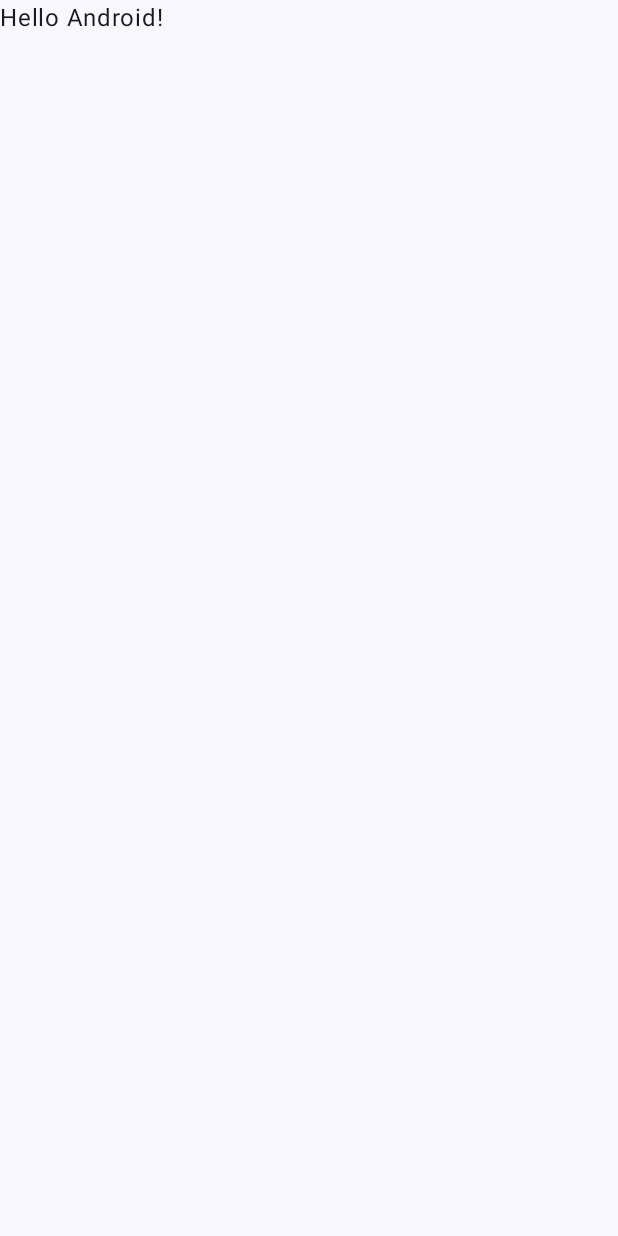
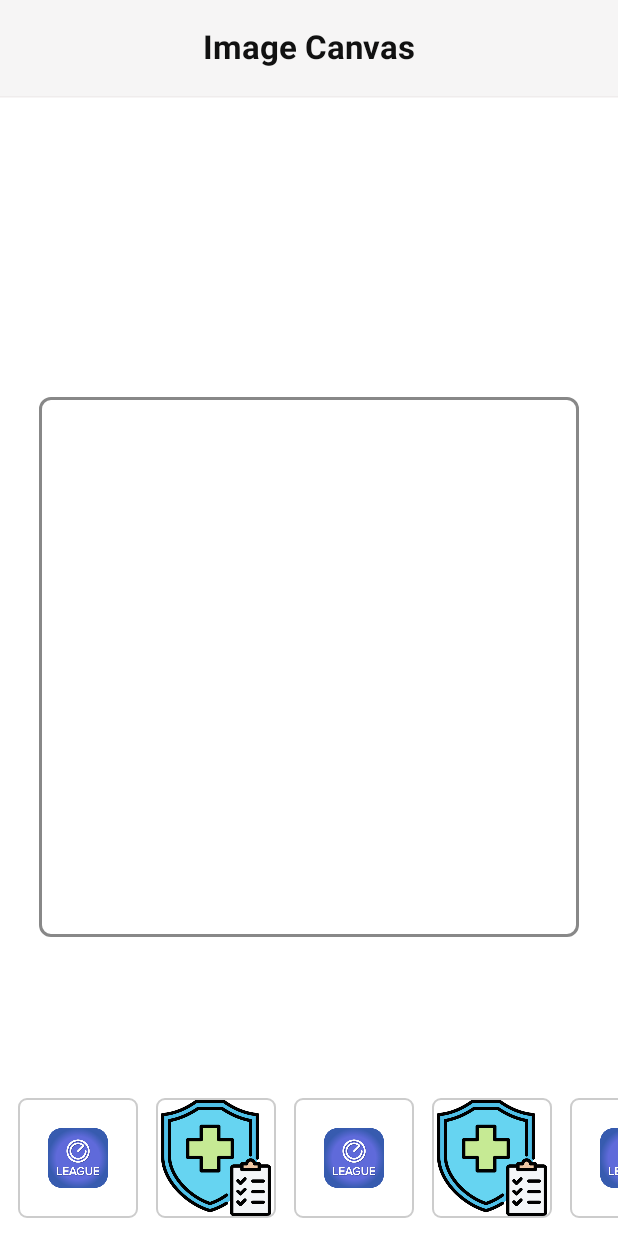
Before and after one commit to goyalish/ImageCanvasWithDragDrop, an Android app built with Jetpack Compose: the screen it shows after launch (MainActivity), on a phone screen of 412 x 824 dp. Before the commit the screen is almost empty. Run offline under Robolectric (Android 15) with nearby library versions, the phone set to English and light mode, and no system bars; our stand-ins replace Dagger/Hilt's generated code; libraries missing offline, so code that uses them is left out: androidx.hilt.lifecycle.

Commit message:
Basic working app ready

```diff
--- a/app/src/main/AndroidManifest.xml
+++ b/app/src/main/AndroidManifest.xml
@@ -13,7 +13,7 @@
         android:name=".CanvasApplication"
         android:theme="@style/Theme.ImageCanvas">
         <activity
-            android:name=".MainActivity"
+            android:name=".presentation.ui.MainActivity"
             android:exported="true"
             android:label="@string/app_name"
             android:theme="@style/Theme.ImageCanvas">
--- a/app/src/main/java/com/shutterfly/imagecanvas/MainActivity.kt
+++ /dev/null
@@ -1,49 +0,0 @@
-package com.shutterfly.imagecanvas
-
-import android.os.Bundle
-import androidx.activity.ComponentActivity
-import androidx.activity.compose.setContent
-import androidx.activity.enableEdgeToEdge
-import androidx.compose.foundation.layout.fillMaxSize
-import androidx.compose.foundation.layout.padding
-import androidx.compose.material3.Scaffold
-import androidx.compose.material3.Text
-import androidx.compose.runtime.Composable
-import androidx.compose.ui.Modifier
-import androidx.compose.ui.tooling.preview.Preview
-import com.shutterfly.imagecanvas.ui.theme.ImageCanvasTheme
-import dagger.hilt.android.AndroidEntryPoint
-
-@AndroidEntryPoint
-class MainActivity : ComponentActivity() {
-    override fun onCreate(savedInstanceState: Bundle?) {
-        super.onCreate(savedInstanceState)
-        enableEdgeToEdge()
-        setContent {
-            ImageCanvasTheme {
-                Scaffold(modifier = Modifier.fillMaxSize()) { innerPadding ->
-                    Greeting(
-                        name = "Android",
-                        modifier = Modifier.padding(innerPadding)
-                    )
-                }
-            }
-        }
-    }
-}
-
-@Composable
-fun Greeting(name: String, modifier: Modifier = Modifier) {
-    Text(
-        text = "Hello $name!",
-        modifier = modifier
-    )
-}
-
-@Preview(showBackground = true)
-@Composable
-fun GreetingPreview() {
-    ImageCanvasTheme {
-        Greeting("Android")
-    }
-}
--- /dev/null
+++ b/app/src/main/java/com/shutterfly/imagecanvas/presentation/model/TempDrag.kt
@@ -0,0 +1,5 @@
+package com.shutterfly.imagecanvas.presentation.model
+
+import androidx.annotation.DrawableRes
+
+data class TempDrag(@DrawableRes val resId: Int, val x: Float, val y: Float)
--- /dev/null
+++ b/app/src/main/java/com/shutterfly/imagecanvas/presentation/ui/MainActivity.kt
@@ -0,0 +1,19 @@
+package com.shutterfly.imagecanvas.presentation.ui
+
+import android.os.Bundle
+import androidx.activity.ComponentActivity
+import androidx.activity.compose.setContent
+import androidx.activity.enableEdgeToEdge
+import com.shutterfly.imagecanvas.presentation.ui.screens.App
+import dagger.hilt.android.AndroidEntryPoint
+
+@AndroidEntryPoint
+class MainActivity : ComponentActivity() {
+    override fun onCreate(savedInstanceState: Bundle?) {
+        super.onCreate(savedInstanceState)
+        enableEdgeToEdge()
+        setContent {
+            App()
+        }
+    }
+}
--- /dev/null
+++ b/app/src/main/java/com/shutterfly/imagecanvas/presentation/ui/components/Carousel.kt
@@ -0,0 +1,91 @@
+package com.shutterfly.imagecanvas.presentation.ui.components
+
+import androidx.compose.foundation.Image
+import androidx.compose.foundation.border
+import androidx.compose.foundation.gestures.detectDragGesturesAfterLongPress
+import androidx.compose.foundation.horizontalScroll
+import androidx.compose.foundation.layout.Arrangement
+import androidx.compose.foundation.layout.Box
+import androidx.compose.foundation.layout.Row
+import androidx.compose.foundation.layout.fillMaxSize
+import androidx.compose.foundation.layout.fillMaxWidth
+import androidx.compose.foundation.layout.padding
+import androidx.compose.foundation.layout.size
+import androidx.compose.foundation.rememberScrollState
+import androidx.compose.foundation.shape.RoundedCornerShape
+import androidx.compose.runtime.Composable
+import androidx.compose.runtime.getValue
+import androidx.compose.runtime.mutableStateOf
+import androidx.compose.runtime.remember
+import androidx.compose.runtime.setValue
+import androidx.compose.ui.Modifier
+import androidx.compose.ui.geometry.Offset
+import androidx.compose.ui.graphics.Color
+import androidx.compose.ui.input.pointer.pointerInput
+import androidx.compose.ui.layout.LayoutCoordinates
+import androidx.compose.ui.layout.onGloballyPositioned
+import androidx.compose.ui.res.painterResource
+import androidx.compose.ui.unit.dp
+
+@Composable
+fun Carousel(
+    images: List<Int>,
+    onDragStart: (resId: Int, startGlobal: Offset) -> Unit,
+    onDragMove: (x: Float, y: Float) -> Unit,
+    onDragEnd: (x: Float, y: Float) -> Unit,
+    onDragCancel: () -> Unit,
+    modifier: Modifier = Modifier
+) {
+    val scroll = rememberScrollState()
+    Row(
+        modifier = modifier
+            .fillMaxWidth()
+            .horizontalScroll(scroll)
+            .padding(12.dp),
+        horizontalArrangement = Arrangement.spacedBy(12.dp)
+    ) {
+        for (image in images) {
+            // Keep track of this image’s global layout position
+            var coordinates by remember { mutableStateOf<LayoutCoordinates?>(null) }
+
+            Box(
+                modifier = modifier
+                    .size(80.dp)
+                    .onGloballyPositioned { coords -> coordinates = coords }
+                    .pointerInput(image) {
+                        detectDragGesturesAfterLongPress(
+                            onDragStart = { offset ->
+                                // Convert local offset to global using saved coordinates
+                                val globalPos: Offset = coordinates?.localToRoot(offset) ?: Offset.Zero
+                                onDragStart(image, offset)
+                                lastDragX = offset.x
+                                lastDragY = offset.y
+                            },
+                            onDrag = { pointerInputChange, _ ->
+                                val pos: Offset = pointerInputChange.position
+                                val global = coordinates?.localToRoot(pos) ?: pos
+                                lastDragX = global.x
+                                lastDragY = global.y
+                                onDragMove(global.x, global.y)
+                            },
+                            onDragEnd = {
+                                onDragEnd(lastDragX, lastDragY)
+                            },
+                            onDragCancel = { onDragCancel() }
+                        )
+                    }
+            ) {
+                Image(
+                    painter = painterResource(id = image),
+                    contentDescription = null,
+                    modifier = modifier
+                        .fillMaxSize()
+                        .border(1.dp, Color.LightGray, shape = RoundedCornerShape(6.dp))
+                )
+            }
+        }
+    }
+}
+
+private var lastDragX: Float = 0f
+private var lastDragY: Float = 0f
--- /dev/null
+++ b/app/src/main/java/com/shutterfly/imagecanvas/presentation/ui/navigation/Navigator.kt
@@ -0,0 +1,18 @@
+package com.shutterfly.imagecanvas.presentation.ui.navigation
+
+import androidx.compose.runtime.Composable
+import androidx.compose.ui.Modifier
+import androidx.navigation.compose.NavHost
+import androidx.navigation.compose.composable
+import androidx.navigation.compose.rememberNavController
+import com.shutterfly.imagecanvas.presentation.ui.screens.CanvasScreen
+
+@Composable
+fun Navigator(modifier: Modifier = Modifier) {
+    val navController = rememberNavController()
+    NavHost(navController = navController, startDestination = "canvas") {
+        composable("canvas") {
+            CanvasScreen(modifier)
+        }
+    }
+}
--- /dev/null
+++ b/app/src/main/java/com/shutterfly/imagecanvas/presentation/ui/screens/App.kt
@@ -0,0 +1,57 @@
+package com.shutterfly.imagecanvas.presentation.ui.screens
+
+import androidx.compose.foundation.layout.Box
+import androidx.compose.foundation.layout.Column
+import androidx.compose.foundation.layout.padding
+import androidx.compose.material3.CenterAlignedTopAppBar
+import androidx.compose.material3.ExperimentalMaterial3Api
+import androidx.compose.material3.HorizontalDivider
+import androidx.compose.material3.MaterialTheme
+import androidx.compose.material3.Scaffold
+import androidx.compose.material3.Text
+import androidx.compose.material3.TopAppBarDefaults
+import androidx.compose.runtime.Composable
+import androidx.compose.ui.Modifier
+import androidx.compose.ui.res.colorResource
+import androidx.compose.ui.res.dimensionResource
+import androidx.compose.ui.res.stringResource
+import androidx.compose.ui.text.font.FontWeight
+import com.shutterfly.imagecanvas.R
+import com.shutterfly.imagecanvas.presentation.ui.navigation.Navigator
+import com.shutterfly.imagecanvas.presentation.ui.theme.ImageCanvasTheme
+
+/**
+ * Composable for the main app screen.
+ */
+@OptIn(ExperimentalMaterial3Api::class)
+@Composable
+fun App(modifier: Modifier = Modifier) {
+    ImageCanvasTheme {
+        Scaffold(
+            containerColor = MaterialTheme.colorScheme.background,
+            topBar = {
+                Column {
+                    CenterAlignedTopAppBar(
+                        title = {
+                            Text(
+                                text = stringResource(R.string.app_name),
+                                style = MaterialTheme.typography.titleLarge.copy(fontWeight = FontWeight.Bold)
+                            )
+                        },
+                        colors = TopAppBarDefaults.topAppBarColors(
+                            containerColor = MaterialTheme.colorScheme.primary
+                        ),
+                    )
+                    HorizontalDivider(
+                        thickness = dimensionResource(R.dimen.x_small_1),
+                        color = MaterialTheme.colorScheme.outline
+                    )
+                }
+            }
+        ) {
+            Box(modifier = modifier.padding(it)) {
+                Navigator()
+            }
+        }
+    }
+}
--- /dev/null
+++ b/app/src/main/java/com/shutterfly/imagecanvas/presentation/ui/screens/CanvasScreen.kt
@@ -0,0 +1,131 @@
+package com.shutterfly.imagecanvas.presentation.ui.screens
+
+import androidx.compose.foundation.Image
+import androidx.compose.foundation.border
+import androidx.compose.foundation.layout.Box
+import androidx.compose.foundation.layout.fillMaxSize
+import androidx.compose.foundation.layout.offset
+import androidx.compose.foundation.layout.size
+import androidx.compose.foundation.shape.RoundedCornerShape
+import androidx.compose.material3.MaterialTheme
+import androidx.compose.material3.Surface
+import androidx.compose.runtime.Composable
+import androidx.compose.runtime.collectAsState
+import androidx.compose.runtime.getValue
+import androidx.compose.runtime.mutableStateOf
+import androidx.compose.runtime.remember
+import androidx.compose.runtime.setValue
+import androidx.compose.ui.Alignment
+import androidx.compose.ui.Modifier
+import androidx.compose.ui.draw.clipToBounds
+import androidx.compose.ui.graphics.Color
+import androidx.compose.ui.graphics.graphicsLayer
+import androidx.compose.ui.layout.onGloballyPositioned
+import androidx.compose.ui.layout.positionInRoot
+import androidx.compose.ui.platform.LocalDensity
+import androidx.compose.ui.res.painterResource
+import androidx.compose.ui.unit.IntSize
+import androidx.compose.ui.unit.dp
+import androidx.hilt.lifecycle.viewmodel.compose.hiltViewModel
+import com.shutterfly.imagecanvas.R
+import com.shutterfly.imagecanvas.presentation.ui.components.CanvasPlacedImage
+import com.shutterfly.imagecanvas.presentation.ui.components.Carousel
+import com.shutterfly.imagecanvas.presentation.viewmodel.CanvasViewModel
+
+@Composable
+fun CanvasScreen(
+    modifier: Modifier = Modifier,
+    viewModel: CanvasViewModel = hiltViewModel()
+) {
+    val canvasImages by viewModel.canvasImages.collectAsState()
+    val tempDrag by viewModel.tempDrag.collectAsState()
+
+    // sample images list (resource ids)
+    val samples = listOf(
+        R.drawable.league,
+        R.drawable.ic_launcher,
+        R.drawable.league,
+        R.drawable.ic_launcher,
+        R.drawable.league,
+        R.drawable.ic_launcher,
+        R.drawable.league,
+        R.drawable.ic_launcher
+    )
+
+    // canvas global position and size
+    var canvasLeft by remember { mutableStateOf(0) }
+    var canvasTop by remember { mutableStateOf(0) }
+    var canvasSize by remember { mutableStateOf(IntSize.Zero) }
+    var rootLeft by remember { mutableStateOf(0f) }
+    var rootTop by remember { mutableStateOf(0f) }
+
+
+    Surface(modifier = Modifier.fillMaxSize(), color = MaterialTheme.colorScheme.background) {
+        Box(modifier = Modifier.fillMaxSize()
+            .onGloballyPositioned { coords ->
+                val rootPos = coords.positionInRoot()
+                rootLeft = rootPos.x
+                rootTop = rootPos.y
+            }) {
+            // center square canvas
+            Box(
+                modifier = Modifier
+                    .align(Alignment.Center)
+                    .size(360.dp) // square canvas - you can make it responsive if you want
+                    .onGloballyPositioned { coords ->
+                        val pos = coords.positionInRoot()
+                        canvasLeft = pos.x.toInt()
+                        canvasTop = pos.y.toInt()
+                        canvasSize = coords.size
+                    }
+                    .clipToBounds()
+                    .border(width = 2.dp, color = Color.Gray, shape = RoundedCornerShape(8.dp)),
+                contentAlignment = Alignment.TopStart
+            ) {
+                // Canvas area: show dropped images
+                Box(modifier = Modifier.fillMaxSize()) {
+                    canvasImages.forEach { img ->
+                        CanvasPlacedImage(img = img, onTransform = { id, dx, dy, scale ->
+                            viewModel.updateCanvasImageTransform(id, dx, dy, newScale = scale)
+                        })
+                    }
+                }
+            }
+
+            // temporary overlay drag image that follows finger
+            tempDrag?.let { temp ->
+                val density = LocalDensity.current
+                val localX = temp.x - rootLeft
+                val localY = temp.y - rootTop
+                val xDp = with(density) { localX.toDp() }
+                val yDp = with(density) { localY.toDp() }
+
+                Image(
+                    painter = painterResource(id = temp.resId),
+                    contentDescription = null,
+                    modifier = Modifier
+                        .offset(x = xDp - 60.dp, y = yDp - 60.dp) // centers image under finger
+                        .size(120.dp)
+                        .graphicsLayer { alpha = 0.9f }
+                )
+            }
+
+
+            // Carousel at bottom
+            Carousel(
+                images = samples,
+                onDragStart = { resId, startGlobal ->
+                    viewModel.startTempDrag(resId, startGlobal)
+                },
+                onDragMove = { x, y -> viewModel.updateTempDrag(x, y) },
+                onDragEnd = { dropX, dropY ->
+                    // Pass canvas global Left/Top so VM can compute canvas-local coords
+                    viewModel.endTempDrag(dropX, dropY, canvasLeft, canvasTop)
+                },
+                onDragCancel = { viewModel.cancelTempDrag() },
+                modifier = modifier
+                    .align(Alignment.BottomCenter)
+            )
+        }
+    }
+}
--- /dev/null
+++ b/app/src/main/java/com/shutterfly/imagecanvas/presentation/ui/theme/Color.kt
@@ -0,0 +1,19 @@
+package com.shutterfly.imagecanvas.presentation.ui.theme
+
+import androidx.compose.ui.graphics.Color
+
+val Purple80 = Color(0xFFD0BCFF)
+val PurpleGrey80 = Color(0xFFCCC2DC)
+val Pink80 = Color(0xFFEFB8C8)
+
+val Purple40 = Color(0xFF6650a4)
+val PurpleGrey40 = Color(0xFF625b71)
+val Pink40 = Color(0xFF7D5260)
+val Grey = Color(0xFF525050)
+val DarkGrey = Color(0xFF2C2C2C)
+val White = Color(0xFFFFFFFF)
+val Outline = Color(0xFFEFECEC)
+
+val PrimaryDark = Color(0xFF111111)
+val PrimaryLight = Color(0xFFF6F5F5)
+val PrimaryBackground = Color(0xFF121212)
--- /dev/null
+++ b/app/src/main/java/com/shutterfly/imagecanvas/presentation/ui/theme/Theme.kt
@@ -0,0 +1,44 @@
+package com.shutterfly.imagecanvas.presentation.ui.theme
+
+import androidx.compose.foundation.isSystemInDarkTheme
+import androidx.compose.material3.MaterialTheme
+import androidx.compose.material3.darkColorScheme
+import androidx.compose.material3.lightColorScheme
+import androidx.compose.runtime.Composable
+
+private val DarkColorScheme = darkColorScheme(
+    primary = Grey,
+    onPrimary = PrimaryDark,
+    background = PrimaryBackground,
+    onBackground = White,
+    surface = PrimaryBackground ,
+    onSurface = White,
+    outline = DarkGrey
+)
+
+private val LightColorScheme = lightColorScheme(
+    primary = PrimaryLight,
+    onPrimary = White,
+    background = White,
+    onBackground = PrimaryDark,
+    surface = White,
+    onSurface = PrimaryDark,
+    outline = Outline
+)
+
+@Composable
+fun ImageCanvasTheme(
+    darkTheme: Boolean = isSystemInDarkTheme(),
+    content: @Composable () -> Unit
+) {
+    val colorScheme = when {
+        darkTheme -> DarkColorScheme
+        else -> LightColorScheme
+    }
+
+    MaterialTheme(
+        colorScheme = colorScheme,
+        typography = Typography,
+        content = content
+    )
+}
--- a/app/src/main/java/com/shutterfly/imagecanvas/ui/theme/Type.kt
+++ b/app/src/main/java/com/shutterfly/imagecanvas/presentation/ui/theme/Type.kt
@@ -1,4 +1,4 @@
-package com.shutterfly.imagecanvas.ui.theme
+package com.shutterfly.imagecanvas.presentation.ui.theme
 
 import androidx.compose.material3.Typography
 import androidx.compose.ui.text.TextStyle
--- a/app/src/main/java/com/shutterfly/imagecanvas/ui/theme/Color.kt
+++ /dev/null
@@ -1,11 +0,0 @@
-package com.shutterfly.imagecanvas.ui.theme
-
-import androidx.compose.ui.graphics.Color
-
-val Purple80 = Color(0xFFD0BCFF)
-val PurpleGrey80 = Color(0xFFCCC2DC)
-val Pink80 = Color(0xFFEFB8C8)
-
-val Purple40 = Color(0xFF6650a4)
-val PurpleGrey40 = Color(0xFF625b71)
-val Pink40 = Color(0xFF7D5260)
--- a/app/src/main/java/com/shutterfly/imagecanvas/ui/theme/Theme.kt
+++ /dev/null
@@ -1,58 +0,0 @@
-package com.shutterfly.imagecanvas.ui.theme
-
-import android.app.Activity
-import android.os.Build
-import androidx.compose.foundation.isSystemInDarkTheme
-import androidx.compose.material3.MaterialTheme
-import androidx.compose.material3.darkColorScheme
-import androidx.compose.material3.dynamicDarkColorScheme
-import androidx.compose.material3.dynamicLightColorScheme
-import androidx.compose.material3.lightColorScheme
-import androidx.compose.runtime.Composable
-import androidx.compose.ui.platform.LocalContext
-
-private val DarkColorScheme = darkColorScheme(
-    primary = Purple80,
-    secondary = PurpleGrey80,
-    tertiary = Pink80
-)
-
-private val LightColorScheme = lightColorScheme(
-    primary = Purple40,
-    secondary = PurpleGrey40,
-    tertiary = Pink40
-
-    /* Other default colors to override
-    background = Color(0xFFFFFBFE),
-    surface = Color(0xFFFFFBFE),
-    onPrimary = Color.White,
-    onSecondary = Color.White,
-    onTertiary = Color.White,
-    onBackground = Color(0xFF1C1B1F),
-    onSurface = Color(0xFF1C1B1F),
-    */
-)
-
-@Composable
-fun ImageCanvasTheme(
-    darkTheme: Boolean = isSystemInDarkTheme(),
-    // Dynamic color is available on Android 12+
-    dynamicColor: Boolean = true,
-    content: @Composable () -> Unit
-) {
-    val colorScheme = when {
-        dynamicColor && Build.VERSION.SDK_INT >= Build.VERSION_CODES.S -> {
-            val context = LocalContext.current
-            if (darkTheme) dynamicDarkColorScheme(context) else dynamicLightColorScheme(context)
-        }
-
-        darkTheme -> DarkColorScheme
-        else -> LightColorScheme
-    }
-
-    MaterialTheme(
-        colorScheme = colorScheme,
-        typography = Typography,
-        content = content
-    )
-}
--- a/app/src/main/res/values/strings.xml
+++ b/app/src/main/res/values/strings.xml
@@ -1,3 +1,3 @@
 <resources>
-    <string name="app_name">ImageCanvas</string>
+    <string name="app_name">Image Canvas</string>
 </resources>
```
Also changed, not shown: app/src/main/java/com/shutterfly/imagecanvas/presentation/model/CanvasImage.kt (added, +18 -0 lines), app/src/main/java/com/shutterfly/imagecanvas/presentation/ui/components/CanvasPlacedImage.kt (added, +75 -0 lines), app/src/main/java/com/shutterfly/imagecanvas/presentation/viewmodel/CanvasViewModel.kt (added, +90 -0 lines), app/src/main/res/values/dimens.xml (added, +8 -0 lines), app/src/main/res/drawable/ic_launcher.png (added), app/src/main/res/drawable/league.png (added).
